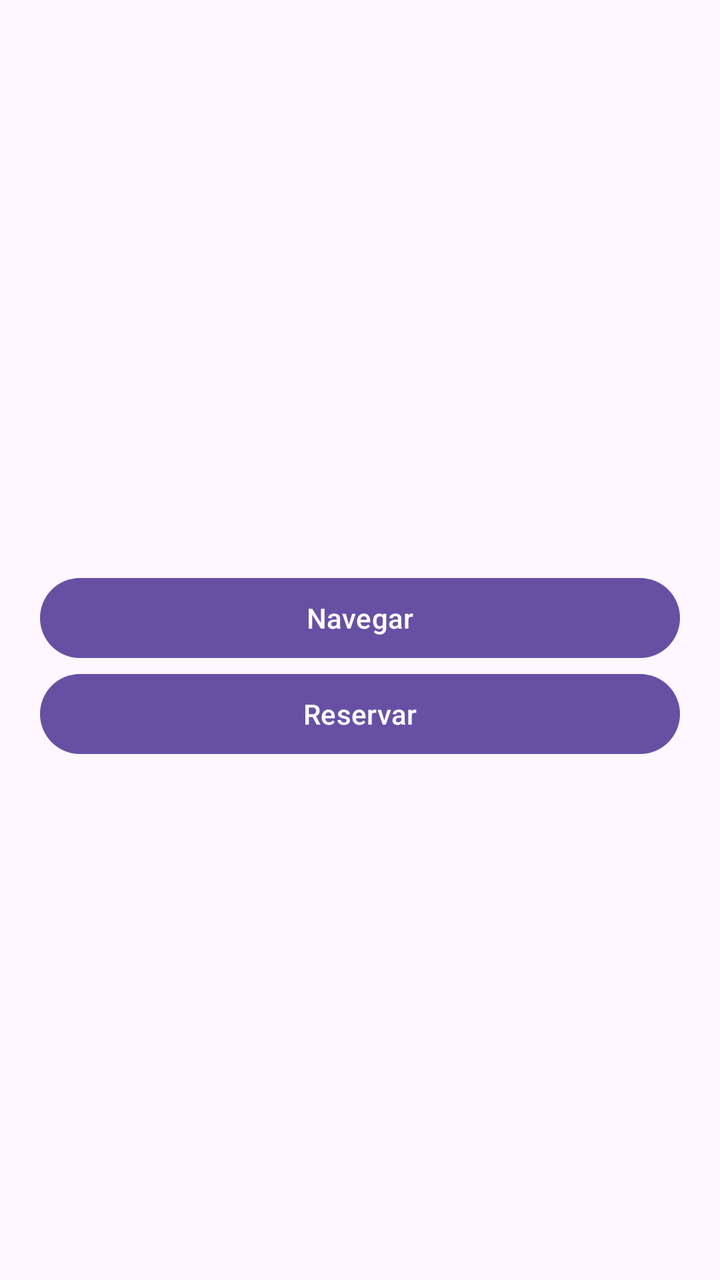
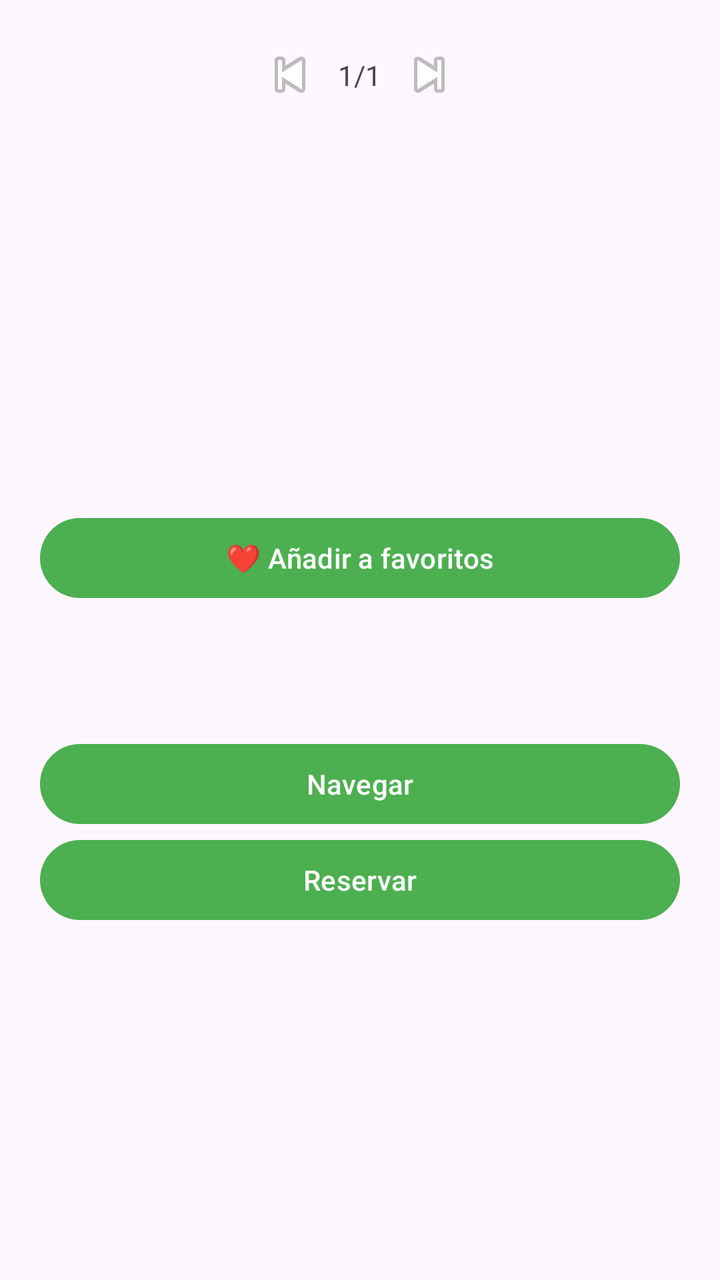

Before-and-after screenshots of an Android layout around one commit, followed by the original layout XML and the change that was made.
<!-- AndroidManifest.xml: application theme Theme.HuertoCero -->
<!-- res/layout/dialog_product.xml -->
<LinearLayout xmlns:android="http://schemas.android.com/apk/res/android"
    android:orientation="vertical"
    android:padding="20dp"
    android:layout_width="match_parent"
    android:layout_height="wrap_content">

    <ImageView
        android:id="@+id/imgProduct"
        android:layout_width="match_parent"
        android:layout_height="200dp"
        android:scaleType="centerCrop"/>

    <TextView
        android:id="@+id/tvName"
        android:textSize="20sp"
        android:textStyle="bold"
        android:layout_width="wrap_content"
        android:layout_height="wrap_content"/>

    <TextView
        android:id="@+id/tvPrice"
        android:textColor="#4CAF50"
        android:layout_width="wrap_content"
        android:layout_height="wrap_content"/>

    <TextView
        android:id="@+id/tvDescription"
        android:layout_width="wrap_content"
        android:layout_height="wrap_content"/>

    <Button
        android:id="@+id/btnNavigate"
        android:text="Navegar"
        android:layout_width="match_parent"
        android:layout_height="wrap_content"/>

    <Button
        android:id="@+id/btnReserve"
        android:text="Reservar"
        android:layout_width="match_parent"
        android:layout_height="wrap_content"/>

</LinearLayout>
<!-- resources referenced by this layout -->
<resources>
  <style name="Theme.HuertoCero" parent="Base.Theme.HuertoCero" />
  <style name="Base.Theme.HuertoCero" parent="Theme.Material3.DayNight.NoActionBar">
          
          
      </style>
</resources>

<!-- the commit's change to res/layout/dialog_product.xml (unified diff, before → after) -->
@@ -1,43 +1,78 @@
+<?xml version="1.0" encoding="utf-8"?>
 <LinearLayout xmlns:android="http://schemas.android.com/apk/res/android"
+    android:layout_width="match_parent"
+    android:layout_height="wrap_content"
     android:orientation="vertical"
-    android:padding="20dp"
-    android:layout_width="match_parent"
-    android:layout_height="wrap_content">
+    android:padding="20dp">
+
+    <LinearLayout
+        android:layout_width="match_parent"
+        android:layout_height="wrap_content"
+        android:gravity="center"
+        android:orientation="horizontal">
+
+        <ImageButton
+            android:id="@+id/btnPrev"
+            android:layout_width="wrap_content"
+            android:layout_height="wrap_content"
+            android:background="@android:color/transparent"
+            android:src="@android:drawable/ic_media_previous" />
+
+        <TextView
+            android:id="@+id/tvCounter"
+            android:layout_width="wrap_content"
+            android:layout_height="wrap_content"
+            android:padding="8dp"
+            android:text="1/1" />
+
+        <ImageButton
+            android:id="@+id/btnNext"
+            android:layout_width="wrap_content"
+            android:layout_height="wrap_content"
+            android:background="@android:color/transparent"
+            android:src="@android:drawable/ic_media_next" />
+    </LinearLayout>
 
     <ImageView
         android:id="@+id/imgProduct"
         android:layout_width="match_parent"
         android:layout_height="200dp"
-        android:scaleType="centerCrop"/>
+        android:scaleType="centerCrop" />
+
+    <Button
+        android:id="@+id/btnFavorite"
+        android:layout_width="match_parent"
+        android:layout_height="wrap_content"
+        android:text="❤️ Añadir a favoritos" />
 
     <TextView
         android:id="@+id/tvName"
+        android:layout_width="wrap_content"
+        android:layout_height="wrap_content"
         android:textSize="20sp"
-        android:textStyle="bold"
-        android:layout_width="wrap_content"
-        android:layout_height="wrap_content"/>
+        android:textStyle="bold" />
 
     <TextView
         android:id="@+id/tvPrice"
-        android:textColor="#4CAF50"
         android:layout_width="wrap_content"
-        android:layout_height="wrap_content"/>
+        android:layout_height="wrap_content"
+        android:textColor="#4CAF50" />
 
     <TextView
         android:id="@+id/tvDescription"
         android:layout_width="wrap_content"
-        android:layout_height="wrap_content"/>
+        android:layout_height="wrap_content" />
 
     <Button
         android:id="@+id/btnNavigate"
-        android:text="Navegar"
         android:layout_width="match_parent"
-        android:layout_height="wrap_content"/>
+        android:layout_height="wrap_content"
+        android:text="Navegar" />
 
     <Button
         android:id="@+id/btnReserve"
-        android:text="Reservar"
         android:layout_width="match_parent"
-        android:layout_height="wrap_content"/>
+        android:layout_height="wrap_content"
+        android:text="Reservar" />
 
 </LinearLayout>
<!-- resource entries referenced after the edit -->
@@ -1,9 +1,12 @@
 <!-- resources referenced by this layout -->
 <resources>
-  <style name="Theme.HuertoCero" parent="Base.Theme.HuertoCero" />
-  <style name="Base.Theme.HuertoCero" parent="Theme.Material3.DayNight.NoActionBar">
-          
-          
+  <style name="Theme.HuertoCero" parent="Theme.Material3.DayNight.NoActionBar">
+  
+          <item name="colorPrimary">#4CAF50</item>
+          <item name="colorOnPrimary">#FFFFFF</item>
+  
+          <item name="android:statusBarColor">?attr/colorPrimary</item>
+  
       </style>
 </resources>
 
